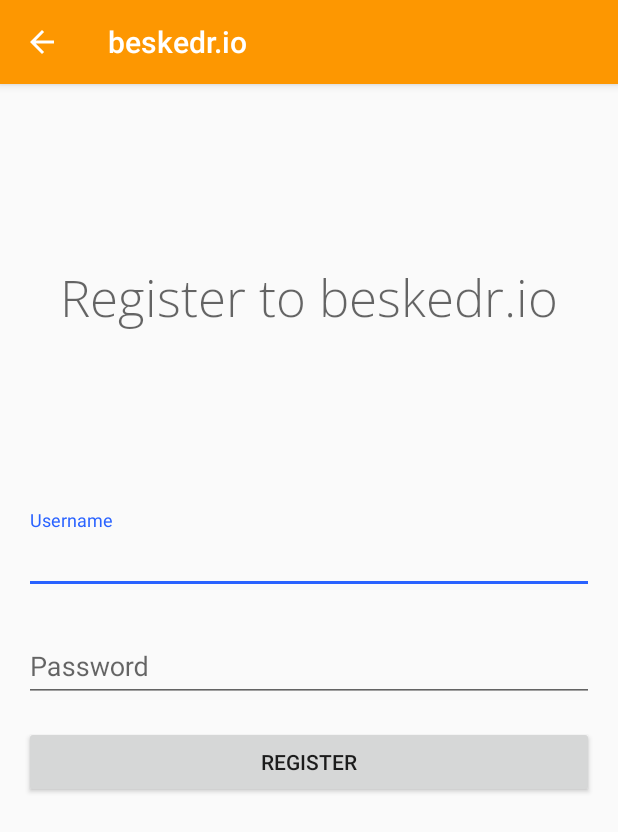
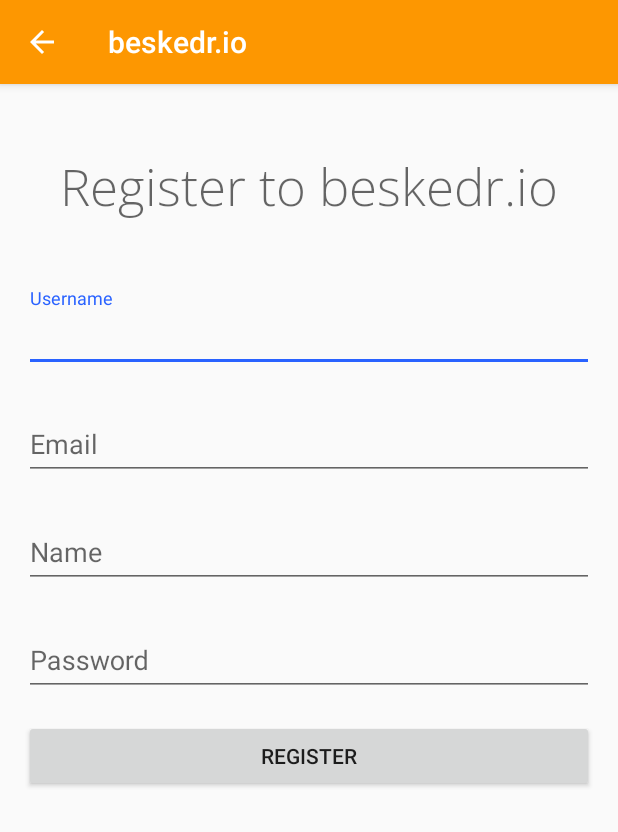
Before and after one commit to NielsHeltner/ap-portfolio, an Android app: the screen it shows after launch (RegisterActivity), after a tap on "No account yet? Create an account.", on a phone screen of 412 x 824 dp. Shown: the top 832 px of the screen. Run offline under Robolectric (Android 15) with nearby library versions, the phone set to English and light mode, and no system bars.

```diff
--- a/app/build.gradle
+++ b/app/build.gradle
@@ -9,6 +9,7 @@
         versionCode 1
         versionName "1.0"
         testInstrumentationRunner "android.support.test.runner.AndroidJUnitRunner"
+        vectorDrawables.useSupportLibrary = true
     }
     buildTypes {
         release {
@@ -25,6 +26,8 @@
     implementation fileTree(dir: 'libs', include: ['*.jar'])
     implementation 'com.android.support:appcompat-v7:26.1.0'
     implementation 'com.android.support.constraint:constraint-layout:1.0.2'
+    implementation 'com.android.support:support-v4:26.1.0'
+    implementation 'com.android.support:support-vector-drawable:26.1.0'
     testImplementation 'junit:junit:4.12'
     androidTestImplementation 'com.android.support.test:runner:1.0.1'
     androidTestImplementation 'com.android.support.test.espresso:espresso-core:3.0.1'
--- a/app/src/main/java/io/beskedr/LoginActivity.java
+++ b/app/src/main/java/io/beskedr/LoginActivity.java
@@ -13,18 +13,26 @@
     protected void onCreate(Bundle savedInstanceState) {
         super.onCreate(savedInstanceState);
         setContentView(R.layout.activity_login);
+
+        Intent intent = getIntent();
+        String enteredUsername = intent.getStringExtra(getString(R.string.EXTRA_USERNAME));
+        String enteredPassword = intent.getStringExtra(getString(R.string.EXTRA_PASSWORD));
+
+        ((EditText) findViewById(R.id.loginUsername)).setText(enteredUsername);
+        ((EditText) findViewById(R.id.loginPassword)).setText(enteredPassword);
     }
 
     public void login(View view) {
         Toast.makeText(getApplicationContext(), "Login", Toast.LENGTH_SHORT).show();
+
+        Intent loginIntent = new Intent(this, DashboardActivity.class);
+        startActivity(loginIntent);
     }
 
     public void register(View view) {
         Intent registerIntent = new Intent(this, RegisterActivity.class);
-        EditText inputUsername = findViewById(R.id.username);
-        EditText inputPassword = findViewById(R.id.password);
-        String username = inputUsername.getText().toString();
-        String password = inputPassword.getText().toString();
+        String username = ((EditText) findViewById(R.id.loginUsername)).getText().toString();
+        String password = ((EditText) findViewById(R.id.loginPassword)).getText().toString();
 
         registerIntent.putExtra(getString(R.string.EXTRA_USERNAME), username);
         registerIntent.putExtra(getString(R.string.EXTRA_PASSWORD), password);
--- a/app/src/main/java/io/beskedr/RegisterActivity.java
+++ b/app/src/main/java/io/beskedr/RegisterActivity.java
@@ -1,7 +1,11 @@
 package io.beskedr;
 
+import android.content.Intent;
 import android.support.v7.app.AppCompatActivity;
 import android.os.Bundle;
+import android.view.View;
+import android.widget.EditText;
+import android.widget.Toast;
 
 public class RegisterActivity extends AppCompatActivity {
 
@@ -9,5 +13,26 @@
     protected void onCreate(Bundle savedInstanceState) {
         super.onCreate(savedInstanceState);
         setContentView(R.layout.activity_register);
+
+        Intent intent = getIntent();
+        String enteredUsername = intent.getStringExtra(getString(R.string.EXTRA_USERNAME));
+        String enteredPassword = intent.getStringExtra(getString(R.string.EXTRA_PASSWORD));
+
+        ((EditText) findViewById(R.id.registerUsername)).setText(enteredUsername);
+        ((EditText) findViewById(R.id.registerPassword)).setText(enteredPassword);
     }
+
+    public void register(View view) {
+        Toast.makeText(getApplicationContext(), R.string.toast_register_success, Toast.LENGTH_LONG).show();
+
+        Intent registeredIntent = new Intent(this, LoginActivity.class);
+        String username = ((EditText) findViewById(R.id.registerUsername)).getText().toString();
+        String password = ((EditText) findViewById(R.id.registerPassword)).getText().toString();
+
+        registeredIntent.putExtra(getString(R.string.EXTRA_USERNAME), username);
+        registeredIntent.putExtra(getString(R.string.EXTRA_PASSWORD), password);
+
+        startActivity(registeredIntent);
+    }
+
 }
--- a/app/src/main/res/layout/activity_login.xml
+++ b/app/src/main/res/layout/activity_login.xml
@@ -2,6 +2,7 @@
 <android.support.constraint.ConstraintLayout xmlns:android="http://schemas.android.com/apk/res/android"
     xmlns:app="http://schemas.android.com/apk/res-auto"
     xmlns:tools="http://schemas.android.com/tools"
+    android:id="@+id/loginRoot"
     android:layout_width="match_parent"
     android:layout_height="match_parent"
     tools:context="io.beskedr.LoginActivity">
@@ -37,7 +38,6 @@
         android:layout_marginTop="16dp"
         app:layout_constraintBottom_toBottomOf="parent"
         app:layout_constraintEnd_toEndOf="parent"
-        app:layout_constraintHorizontal_bias="0.312"
         app:layout_constraintStart_toStartOf="parent"
         app:layout_constraintTop_toTopOf="parent">
 
--- a/app/src/main/res/layout/activity_register.xml
+++ b/app/src/main/res/layout/activity_register.xml
@@ -1,10 +1,14 @@
 <?xml version="1.0" encoding="utf-8"?>
-<android.support.constraint.ConstraintLayout xmlns:android="http://schemas.android.com/apk/res/android"
+<ScrollView xmlns:android="http://schemas.android.com/apk/res/android"
     xmlns:app="http://schemas.android.com/apk/res-auto"
     xmlns:tools="http://schemas.android.com/tools"
     android:layout_width="match_parent"
     android:layout_height="match_parent"
     tools:context="io.beskedr.RegisterActivity">
+
+    <android.support.constraint.ConstraintLayout
+        android:layout_width="match_parent"
+        android:layout_height="wrap_content">
 
         <android.support.design.widget.TextInputLayout
             android:id="@+id/textInputLayoutRegisterUsername"
@@ -13,13 +17,13 @@
             android:layout_marginBottom="16dp"
             android:layout_marginEnd="16dp"
             android:layout_marginStart="16dp"
-        app:layout_constraintBottom_toTopOf="@+id/textInputLayoutRegisterPassword"
+            app:layout_constraintBottom_toTopOf="@+id/textInputLayoutRegisterEmail"
             app:layout_constraintEnd_toEndOf="parent"
             app:layout_constraintHorizontal_bias="0.0"
             app:layout_constraintStart_toStartOf="parent">
 
             <android.support.design.widget.TextInputEditText
-            android:id="@+id/username"
+                android:id="@+id/registerUsername"
                 android:layout_width="match_parent"
                 android:layout_height="match_parent"
                 android:fontFamily="sans-serif"
@@ -28,7 +32,7 @@
         </android.support.design.widget.TextInputLayout>
 
         <android.support.design.widget.TextInputLayout
-        android:id="@+id/textInputLayoutRegisterPassword"
+            android:id="@+id/textInputLayoutRegisterEmail"
             android:layout_width="0dp"
             android:layout_height="wrap_content"
             android:layout_marginBottom="16dp"
@@ -37,12 +41,54 @@
             android:layout_marginTop="16dp"
             app:layout_constraintBottom_toBottomOf="parent"
             app:layout_constraintEnd_toEndOf="parent"
-        app:layout_constraintHorizontal_bias="0.312"
             app:layout_constraintStart_toStartOf="parent"
             app:layout_constraintTop_toTopOf="parent">
 
             <android.support.design.widget.TextInputEditText
-            android:id="@+id/password"
+                android:id="@+id/registerEmail"
+                android:layout_width="match_parent"
+                android:layout_height="match_parent"
+                android:fontFamily="sans-serif"
+                android:hint="@string/prompt_email"
+                android:inputType="textEmailAddress"
+                android:singleLine="true" />
+        </android.support.design.widget.TextInputLayout>
+
+        <android.support.design.widget.TextInputLayout
+            android:id="@+id/textInputLayoutRegisterName"
+            android:layout_width="0dp"
+            android:layout_height="wrap_content"
+            android:layout_marginEnd="16dp"
+            android:layout_marginStart="16dp"
+            android:layout_marginTop="16dp"
+            app:layout_constraintEnd_toEndOf="parent"
+            app:layout_constraintStart_toStartOf="parent"
+            app:layout_constraintTop_toBottomOf="@+id/textInputLayoutRegisterEmail">
+
+            <android.support.design.widget.TextInputEditText
+                android:id="@+id/registerName"
+                android:layout_width="match_parent"
+                android:layout_height="match_parent"
+                android:fontFamily="sans-serif"
+                android:hint="@string/prompt_name"
+                android:inputType="textPersonName"
+                android:singleLine="true" />
+        </android.support.design.widget.TextInputLayout>
+
+        <android.support.design.widget.TextInputLayout
+            android:id="@+id/textInputLayoutRegisterPassword"
+            android:layout_width="0dp"
+            android:layout_height="wrap_content"
+            android:layout_marginEnd="16dp"
+            android:layout_marginStart="16dp"
+            android:layout_marginTop="16dp"
+            app:layout_constraintEnd_toEndOf="parent"
+            app:layout_constraintHorizontal_bias="0.0"
+            app:layout_constraintStart_toStartOf="parent"
+            app:layout_constraintTop_toBottomOf="@+id/textInputLayoutRegisterName">
+
+            <android.support.design.widget.TextInputEditText
+                android:id="@+id/registerPassword"
                 android:layout_width="match_parent"
                 android:layout_height="wrap_content"
                 android:fontFamily="sans-serif"
@@ -58,9 +104,10 @@
             android:layout_marginEnd="16dp"
             android:layout_marginStart="16dp"
             android:layout_marginTop="16dp"
-        android:onClick="login"
+            android:onClick="register"
             android:text="@string/btn_register"
             app:layout_constraintEnd_toEndOf="parent"
+            app:layout_constraintHorizontal_bias="0.0"
             app:layout_constraintStart_toStartOf="parent"
             app:layout_constraintTop_toBottomOf="@+id/textInputLayoutRegisterPassword" />
 
@@ -80,3 +127,4 @@
             app:layout_constraintStart_toStartOf="parent"
             app:layout_constraintTop_toTopOf="parent" />
     </android.support.constraint.ConstraintLayout>
+</ScrollView>
--- a/app/src/main/res/values/strings.xml
+++ b/app/src/main/res/values/strings.xml
@@ -18,8 +18,14 @@
     <string name="prompt_name">Name</string>
     <string name="prompt_email">Email</string>
     <string name="btn_register">Register</string>
+    <string name="toast_register_error">Error during registration</string>
+    <string name="toast_register_success">Registered</string>
+
+    <!-- Strings for menus -->
+    <string name="btn_logout">Log out</string>
 
     <!-- Strings for intent extras -->
     <string name="EXTRA_USERNAME" translatable="false">io.beskedr.USERNAME</string>
     <string name="EXTRA_PASSWORD" translatable="false">io.beskedr.PASSWORD</string>
+    <string name="toast_logout">Logged out</string>
 </resources>
```
Also changed, not shown: app/src/main/AndroidManifest.xml (+6 -9 lines), app/src/main/java/io/beskedr/DashboardActivity.java (+22 -0 lines), app/src/main/res/menu/menu_dots.xml (added, +8 -0 lines), 1 other file. Lines whose indentation alone changed are shown as unchanged.
